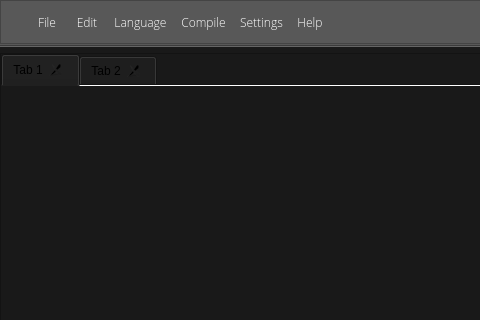
Above: mainwindow.ui from ez80/TitaniumIDE before the change; both pictures show x 0 to 480 and y 0 to 320 of the 800 by 600 pixel window. Below: the same form after it.
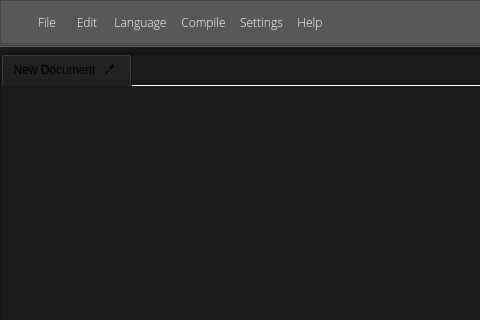
That is the form after the change. The open tabs and pages were chosen to show the change. Icons and pictures are not drawn.

Commit message: Tried to fix layout

```diff
--- a/mainwindow.ui
+++ b/mainwindow.ui
@@ -770,7 +770,7 @@
            <string notr="true">border:none;</string>
           </property>
           <attribute name="title">
-           <string>Tab 1</string>
+           <string>New Document</string>
           </attribute>
           <layout class="QVBoxLayout" name="verticalLayout_3">
            <property name="leftMargin">
@@ -806,11 +806,6 @@
            </item>
           </layout>
          </widget>
-         <widget class="QWidget" name="tab_2">
-          <attribute name="title">
-           <string>Tab 2</string>
-          </attribute>
-         </widget>
         </widget>
        </item>
       </layout>
```
Left out of the diff: 2 changed lines with no effect on the pictures. The commit also changes 1 other file.
